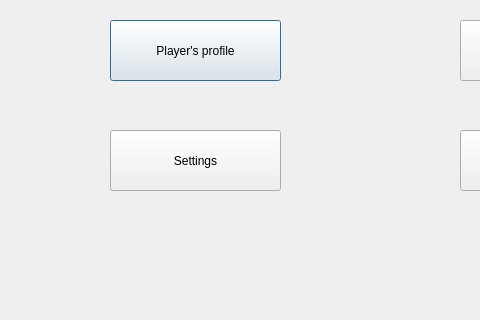
Old version of the form Scrabble_GUI/Menu_GUI.ui in the repository sobolak/scrabble; both pictures show x 0 to 480 and y 180 to 500 of the 802 by 600 pixel window.
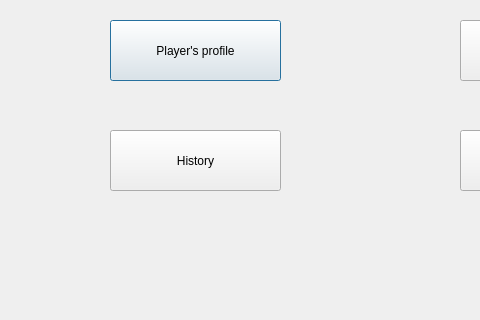
New version of the form.

Commit message: history + replay GUI

```diff
--- a/Scrabble_GUI/Menu_GUI.ui
+++ b/Scrabble_GUI/Menu_GUI.ui
@@ -88,7 +88,7 @@
     </rect>
    </property>
    <property name="text">
-    <string>Settings</string>
+    <string>History</string>
    </property>
   </widget>
   <widget class="QLabel" name="label_name">
```
The commit also changes 11 other files.
